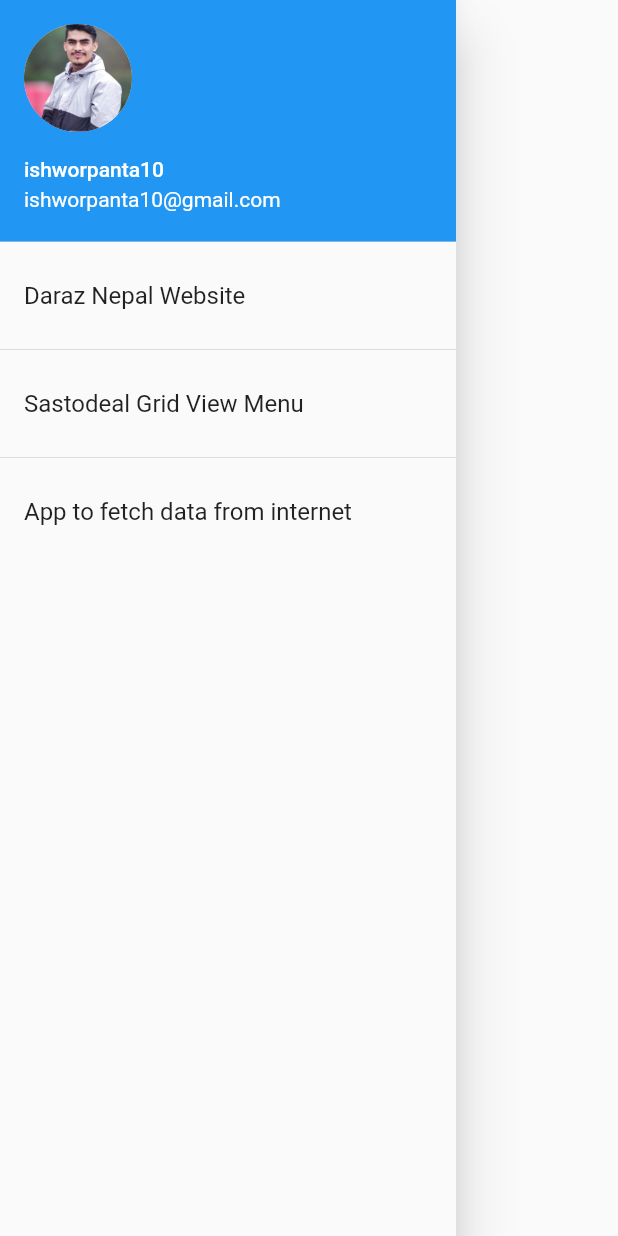
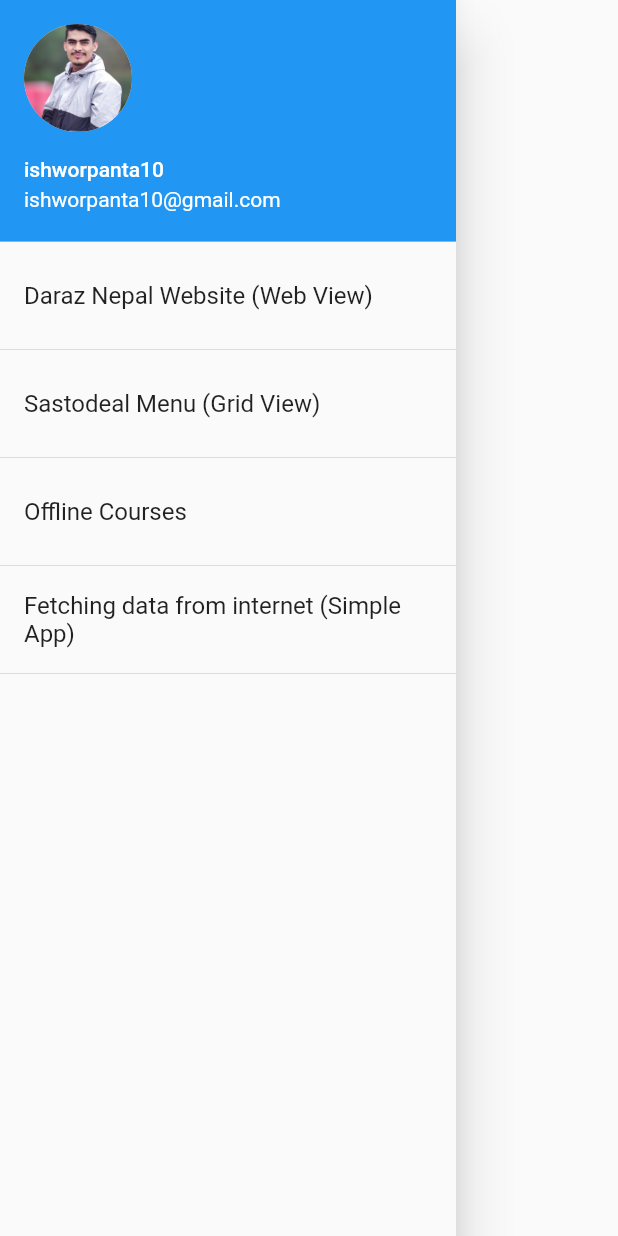
Before and after one commit to ishworpanta10/flutter_profile, a Flutter app: the MyDrawer widget shown alone on an empty page, opened directly, on a phone screen of 412 x 824 dp. Run offline on Flutter 3.47's test engine with Material 2 defaults, Android fonts, the phone set to English and light mode, and no system bars; missing offline and left inert: flutter_inappwebview.

Commit message:
updated readme and drawer title

```diff
--- a/lib/screen/drawer/drawer.dart
+++ b/lib/screen/drawer/drawer.dart
@@ -23,7 +23,7 @@
               accountEmail: Text(userModel.email),
             ),
             ListTile(
-              title: const Text("Daraz Nepal Website"),
+              title: const Text("Daraz Nepal Website (Web View)"),
               onTap: () {
                 Navigator.pushNamed(
                   context,
@@ -34,7 +34,7 @@
             ),
             const Divider(),
             ListTile(
-              title: const Text("Sastodeal Grid View Menu"),
+              title: const Text("Sastodeal Menu (Grid View)"),
               onTap: () {
                 Navigator.pushNamed(
                   context,
@@ -44,7 +44,12 @@
             ),
             const Divider(),
             ListTile(
-              title: const Text("App to fetch data from internet"),
+              title: const Text("Offline Courses"),
+              onTap: () {},
+            ),
+            const Divider(),
+            ListTile(
+              title: const Text("Fetching data from internet (Simple App)"),
               onTap: () {
                 Navigator.pushNamed(
                   context,
@@ -52,6 +57,7 @@
                 );
               },
             ),
+            const Divider(),
           ],
         ),
       ),
```
Also changed, not shown: 5 other files.
